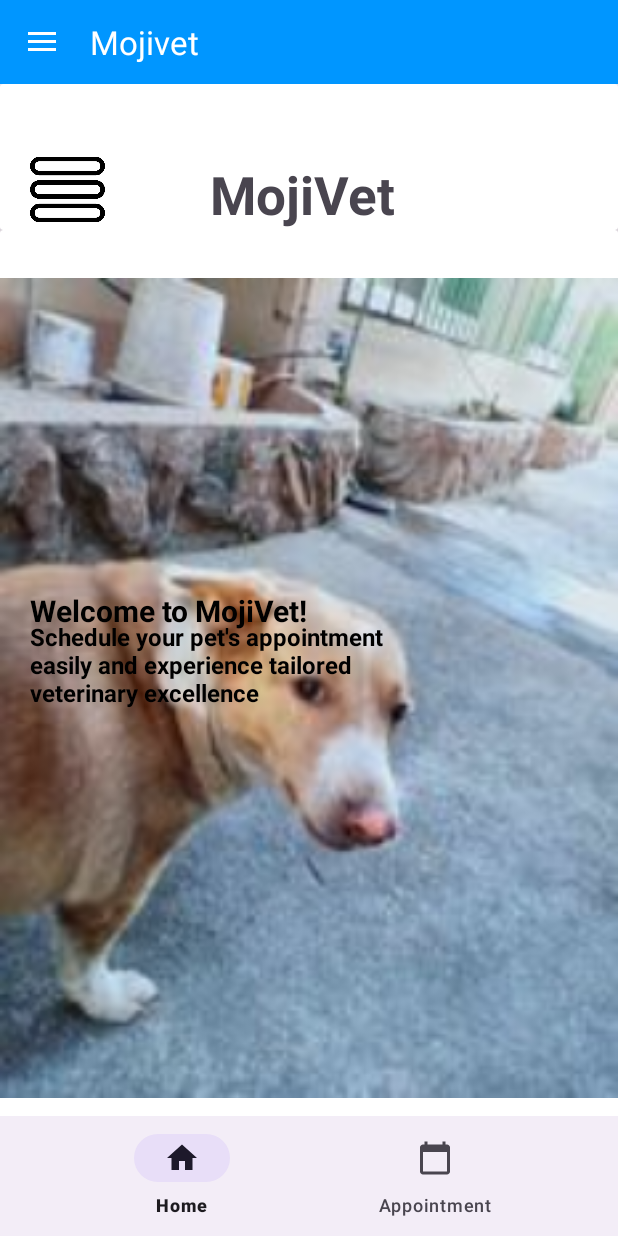
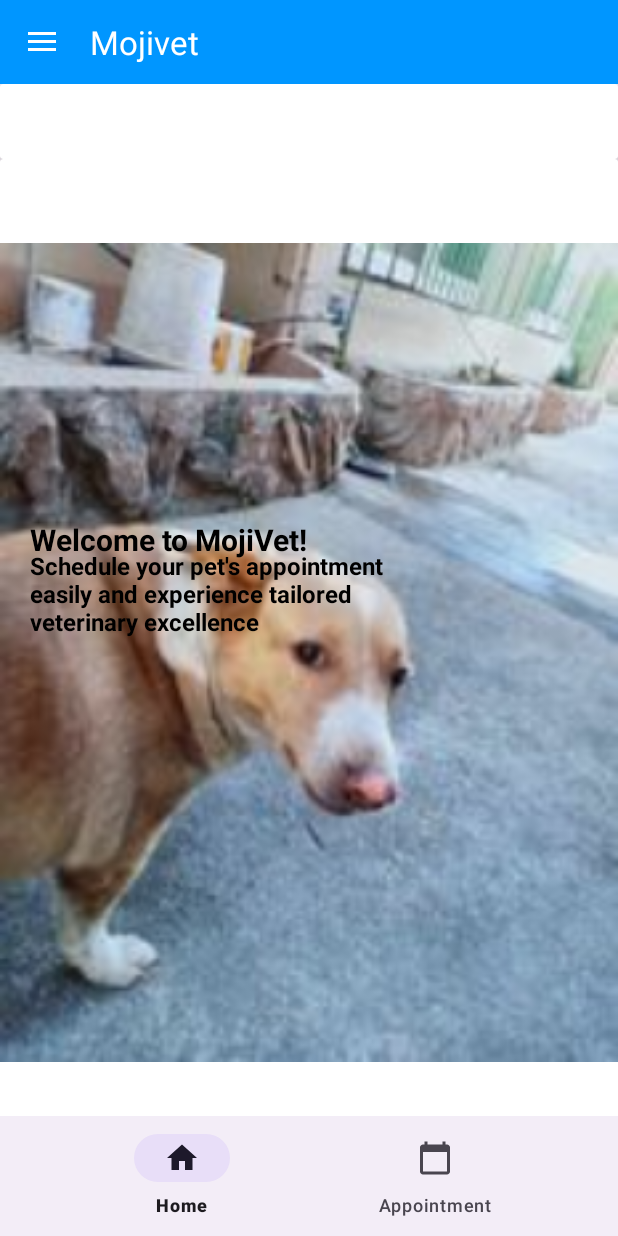
Before and after one commit to jamessysystem/Mojivet-Android, an Android app: the screen it shows after launch (MainActivity), on a phone screen of 412 x 824 dp. Run offline under Robolectric (Android 15) with nearby library versions, the phone set to English and light mode, and no system bars.

Commit message:
Home, Photos 2

```diff
--- a/app/src/main/res/layout/fragment_home.xml
+++ b/app/src/main/res/layout/fragment_home.xml
@@ -9,27 +9,10 @@
     <!-- TODO: Update blank fragment layout -->
     <androidx.cardview.widget.CardView
         android:layout_width="match_parent"
-        android:layout_height="wrap_content">
-        <ImageView
-            android:layout_width="50dp"
-            android:layout_height="50dp"
-            android:layout_marginTop="45dp"
-            android:layout_marginStart="20dp"
-            android:src="@drawable/borger"
-            android:contentDescription="@string/cats_and_dogs">
-        </ImageView>
+        android:layout_height="50dp">
 
-        <TextView
 
-            android:layout_width="wrap_content"
-            android:layout_height="wrap_content"
-            android:gravity="center"
-            android:text="MojiVet"
-            android:layout_marginTop="50dp"
-            android:textSize="35sp"
-            android:layout_marginStart="140dp"
-            android:textStyle="bold"
-            />
+
 
     </androidx.cardview.widget.CardView>
     <androidx.cardview.widget.CardView
```
